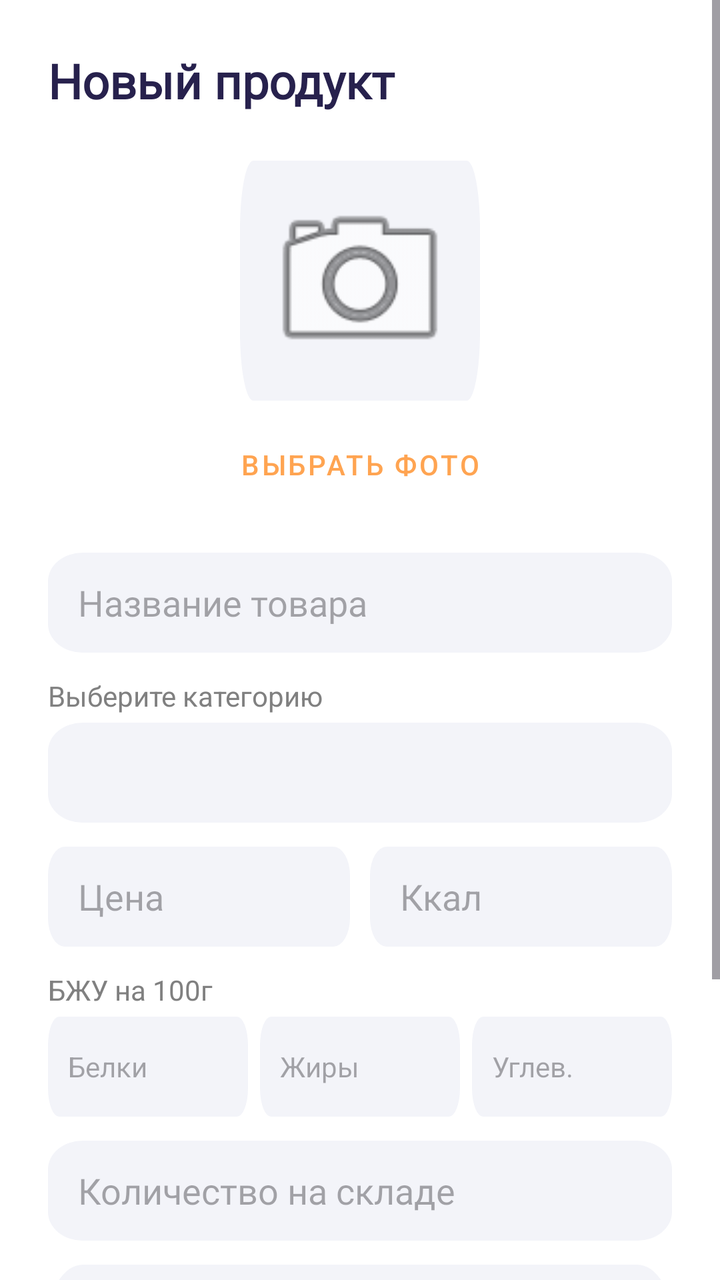
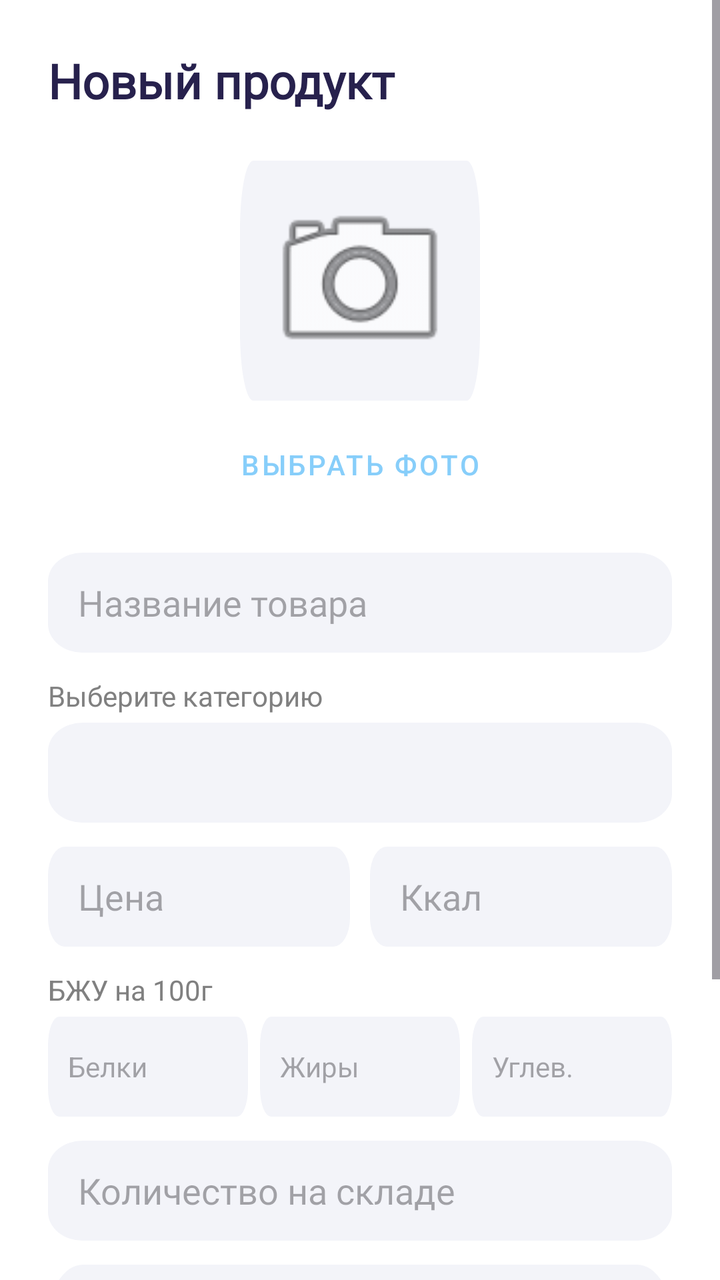

Before-and-after screenshots of an Android layout around one commit, followed by the original layout XML and the change that was made.
<!-- AndroidManifest.xml: application theme Theme.Products24 -->
<!-- res/layout/activity_admin_add_product.xml -->
<?xml version="1.0" encoding="utf-8"?>
<ScrollView xmlns:android="http://schemas.android.com/apk/res/android"
    android:layout_width="match_parent"
    android:layout_height="match_parent"
    android:id="@+id/main"
    android:background="@color/white">

    <LinearLayout
        android:layout_width="match_parent"
        android:layout_height="wrap_content"
        android:orientation="vertical"
        android:padding="24dp">

        <TextView
            android:layout_width="wrap_content"
            android:layout_height="wrap_content"
            android:text="Новый продукт"
            android:textColor="#27214D"
            android:textSize="24sp"
            android:textStyle="bold"
            android:fontFamily="@font/nun_med"
            android:layout_marginBottom="24dp"/>

        
        <LinearLayout
            android:layout_width="match_parent"
            android:layout_height="wrap_content"
            android:orientation="vertical"
            android:gravity="center"
            android:layout_marginBottom="20dp">

            <ImageView
                android:id="@+id/ivProductPreview"
                android:layout_width="120dp"
                android:layout_height="120dp"
                android:scaleType="centerCrop"
                android:background="@drawable/rectangle_21"
                android:src="@android:drawable/ic_menu_camera"
                android:padding="10dp"
                android:layout_marginBottom="8dp"/>

            <Button
                android:id="@+id/btnSelectPhoto"
                style="@style/Widget.MaterialComponents.Button.TextButton"
                android:layout_width="wrap_content"
                android:layout_height="wrap_content"
                android:text="Выбрать фото"
                android:textColor="#FFA451"
                android:textSize="14sp"/>
        </LinearLayout>

        
        <EditText
            android:id="@+id/edProductName"
            android:layout_width="match_parent"
            android:layout_height="50dp"
            android:background="@drawable/rectangle_21"
            android:hint="Название товара"
            android:paddingLeft="15dp"
            android:fontFamily="@font/nun_reg"
            android:layout_marginBottom="12dp"/>

        <TextView
            android:layout_width="wrap_content"
            android:layout_height="wrap_content"
            android:text="Выберите категорию"
            android:textSize="14sp"
            android:textColor="#808080"
            android:layout_marginBottom="4dp"/>

        <Spinner
            android:id="@+id/spProductCategory"
            android:layout_width="match_parent"
            android:layout_height="50dp"
            android:background="@drawable/rectangle_21"
            android:paddingLeft="15dp"
            android:layout_marginBottom="12dp"
            android:spinnerMode="dropdown"/>

        
        <LinearLayout
            android:layout_width="match_parent"
            android:layout_height="wrap_content"
            android:orientation="horizontal"
            android:weightSum="2"
            android:layout_marginBottom="12dp">

            <EditText
                android:id="@+id/edProductPrice"
                android:layout_width="0dp"
                android:layout_height="50dp"
                android:layout_weight="1"
                android:layout_marginEnd="5dp"
                android:background="@drawable/rectangle_21"
                android:hint="Цена"
                android:inputType="numberDecimal"
                android:paddingLeft="15dp"/>

            <EditText
                android:id="@+id/edProductCalories"
                android:layout_width="0dp"
                android:layout_height="50dp"
                android:layout_weight="1"
                android:layout_marginStart="5dp"
                android:background="@drawable/rectangle_21"
                android:hint="Ккал"
                android:inputType="number"
                android:paddingLeft="15dp"/>
        </LinearLayout>

        
        <TextView
            android:layout_width="wrap_content"
            android:layout_height="wrap_content"
            android:text="БЖУ на 100г"
            android:textSize="14sp"
            android:layout_marginBottom="4dp"
            android:textColor="#808080"/>

        <LinearLayout
            android:layout_width="match_parent"
            android:layout_height="wrap_content"
            android:orientation="horizontal"
            android:weightSum="3"
            android:layout_marginBottom="12dp">

            <EditText
                android:id="@+id/edProtein"
                android:layout_width="0dp"
                android:layout_height="50dp"
                android:layout_weight="1"
                android:layout_marginEnd="4dp"
                android:background="@drawable/rectangle_21"
                android:hint="Белки"
                android:inputType="numberDecimal"
                android:paddingLeft="10dp"
                android:textSize="14sp"/>

            <EditText
                android:id="@+id/edFat"
                android:layout_width="0dp"
                android:layout_height="50dp"
                android:layout_weight="1"
                android:layout_marginHorizontal="2dp"
                android:background="@drawable/rectangle_21"
                android:hint="Жиры"
                android:inputType="numberDecimal"
                android:paddingLeft="10dp"
                android:textSize="14sp"/>

            <EditText
                android:id="@+id/edCarbs"
                android:layout_width="0dp"
                android:layout_height="50dp"
                android:layout_weight="1"
                android:layout_marginStart="4dp"
                android:background="@drawable/rectangle_21"
                android:hint="Углев."
                android:inputType="numberDecimal"
                android:paddingLeft="10dp"
                android:textSize="14sp"/>


        </LinearLayout>
        <EditText
            android:id="@+id/edStockQuantity"
            android:layout_width="match_parent"
            android:layout_height="50dp"
            android:background="@drawable/rectangle_21"
            android:hint="Количество на складе"
            android:inputType="number"
            android:paddingLeft="15dp"
            android:fontFamily="@font/nun_reg"
            android:layout_marginBottom="12dp"/>

        <EditText
            android:id="@+id/edProductDescription"
            android:layout_width="match_parent"
            android:layout_height="100dp"
            android:background="@drawable/rectangle_21"
            android:hint="Описание продукта"
            android:gravity="top"
            android:padding="15dp"
            android:layout_marginBottom="24dp"/>

        <Button
            android:id="@+id/btnAddProduct"
            android:layout_width="match_parent"
            android:layout_height="56dp"
            android:text="Опубликовать"
            android:textAllCaps="false"
            android:backgroundTint="#FFA451"
            android:textColor="@color/white"
            android:fontFamily="@font/nun_med"
            android:textSize="16sp"/>
    </LinearLayout>
</ScrollView>
<!-- resources referenced by this layout -->
<resources>
  <color name="white">#FFFFFFFF</color>
  <!-- drawable rectangle_21 (drawable) -->
  <vector xmlns:android="http://schemas.android.com/apk/res/android"
      android:width="288dp"
      android:height="56dp"
      android:viewportWidth="288"
      android:viewportHeight="56">
    <path
        android:pathData="M16,0L272,0A16,16 0,0 1,288 16L288,40A16,16 0,0 1,272 56L16,56A16,16 0,0 1,0 40L0,16A16,16 0,0 1,16 0z"
        android:fillColor="#F3F4F9"/>
  </vector>
  <style name="Theme.Products24" parent="Base.Theme.Products24" />
  <style name="Base.Theme.Products24" parent="Theme.Material3.DayNight.NoActionBar">
          
          
      </style>
</resources>

<!-- the commit's change to res/layout/activity_admin_add_product.xml (unified diff, before → after) -->
@@ -45,7 +45,7 @@
                 android:layout_width="wrap_content"
                 android:layout_height="wrap_content"
                 android:text="Выбрать фото"
-                android:textColor="#FFA451"
+                android:textColor="#87cefa"
                 android:textSize="14sp"/>
         </LinearLayout>
 
@@ -189,7 +189,7 @@
             android:layout_height="56dp"
             android:text="Опубликовать"
             android:textAllCaps="false"
-            android:backgroundTint="#FFA451"
+            android:backgroundTint="#87cefa"
             android:textColor="@color/white"
             android:fontFamily="@font/nun_med"
             android:textSize="16sp"/>
